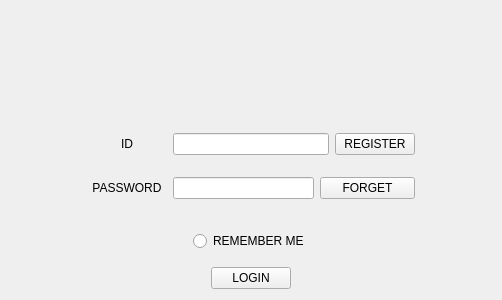
Above: chat/login.ui from bitlinux/qtchat before the change. Below: the same form after it.
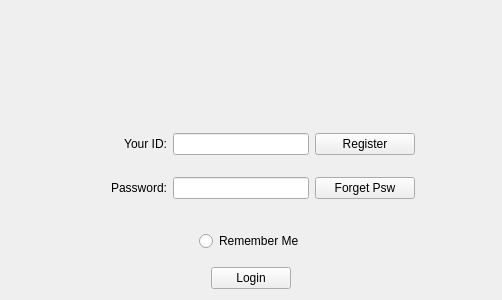
That is the form after the change.

The edit to the form file:
```diff
--- a/chat/login.ui
+++ b/chat/login.ui
@@ -79,26 +79,39 @@
               </size>
              </property>
              <property name="text">
-              <string>ID</string>
+              <string>Your ID:</string>
              </property>
              <property name="alignment">
-              <set>Qt::AlignCenter</set>
+              <set>Qt::AlignRight|Qt::AlignTrailing|Qt::AlignVCenter</set>
              </property>
             </widget>
            </item>
            <item>
-            <widget class="QLineEdit" name="ID"/>
+            <widget class="QLineEdit" name="ID">
+             <property name="minimumSize">
+              <size>
+               <width>40</width>
+               <height>20</height>
+              </size>
+             </property>
+            </widget>
            </item>
            <item>
             <widget class="QPushButton" name="register_2">
+             <property name="minimumSize">
+              <size>
+               <width>100</width>
+               <height>0</height>
+              </size>
+             </property>
              <property name="maximumSize">
               <size>
-               <width>95</width>
+               <width>100</width>
                <height>16777215</height>
               </size>
              </property>
              <property name="text">
-              <string>REGISTER</string>
+              <string>Register</string>
              </property>
             </widget>
            </item>
@@ -115,15 +128,21 @@
               </size>
              </property>
              <property name="text">
-              <string>PASSWORD</string>
+              <string>Password:</string>
              </property>
              <property name="alignment">
-              <set>Qt::AlignCenter</set>
+              <set>Qt::AlignRight|Qt::AlignTrailing|Qt::AlignVCenter</set>
              </property>
             </widget>
            </item>
            <item>
             <widget class="QLineEdit" name="password">
+             <property name="minimumSize">
+              <size>
+               <width>0</width>
+               <height>20</height>
+              </size>
+             </property>
              <property name="echoMode">
               <enum>QLineEdit::Password</enum>
              </property>
@@ -133,12 +152,18 @@
             <widget class="QPushButton" name="forget">
              <property name="minimumSize">
               <size>
-               <width>95</width>
+               <width>100</width>
                <height>0</height>
               </size>
              </property>
+             <property name="maximumSize">
+              <size>
+               <width>100</width>
+               <height>16777215</height>
+              </size>
+             </property>
              <property name="text">
-              <string>FORGET</string>
+              <string>Forget Psw</string>
              </property>
             </widget>
            </item>
@@ -185,7 +210,7 @@
           </size>
          </property>
          <property name="text">
-          <string>REMEMBER ME</string>
+          <string>Remember Me</string>
          </property>
         </widget>
        </item>
@@ -228,7 +253,7 @@
           </size>
          </property>
          <property name="text">
-          <string>LOGIN</string>
+          <string>Login</string>
          </property>
         </widget>
        </item>
```
